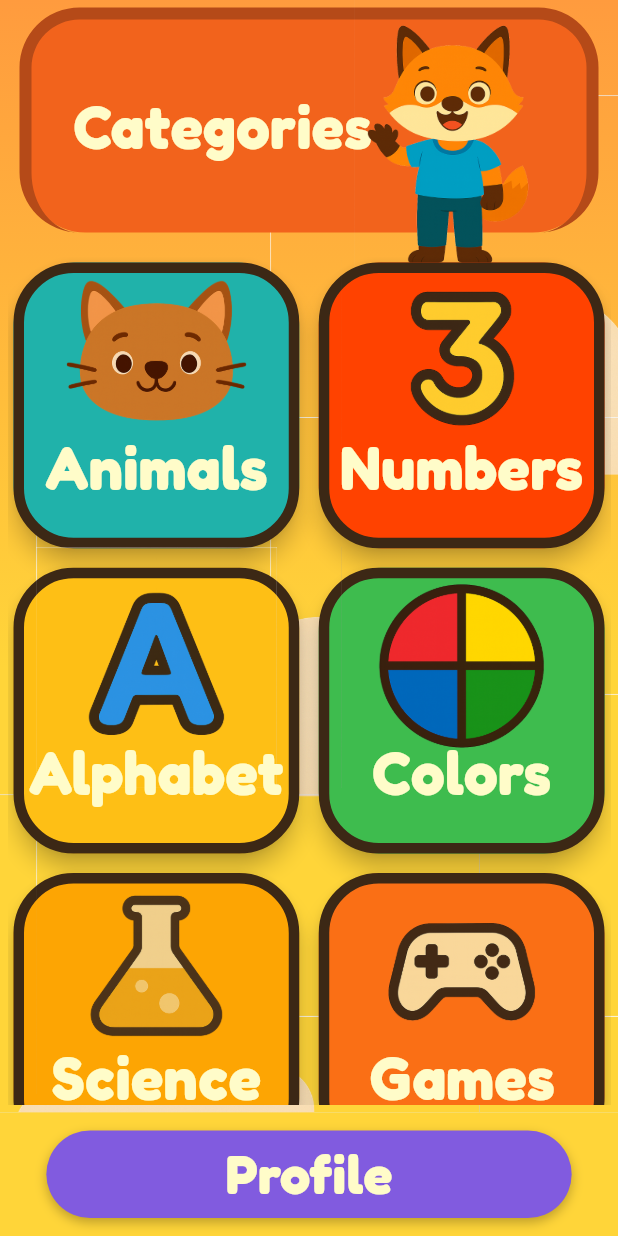
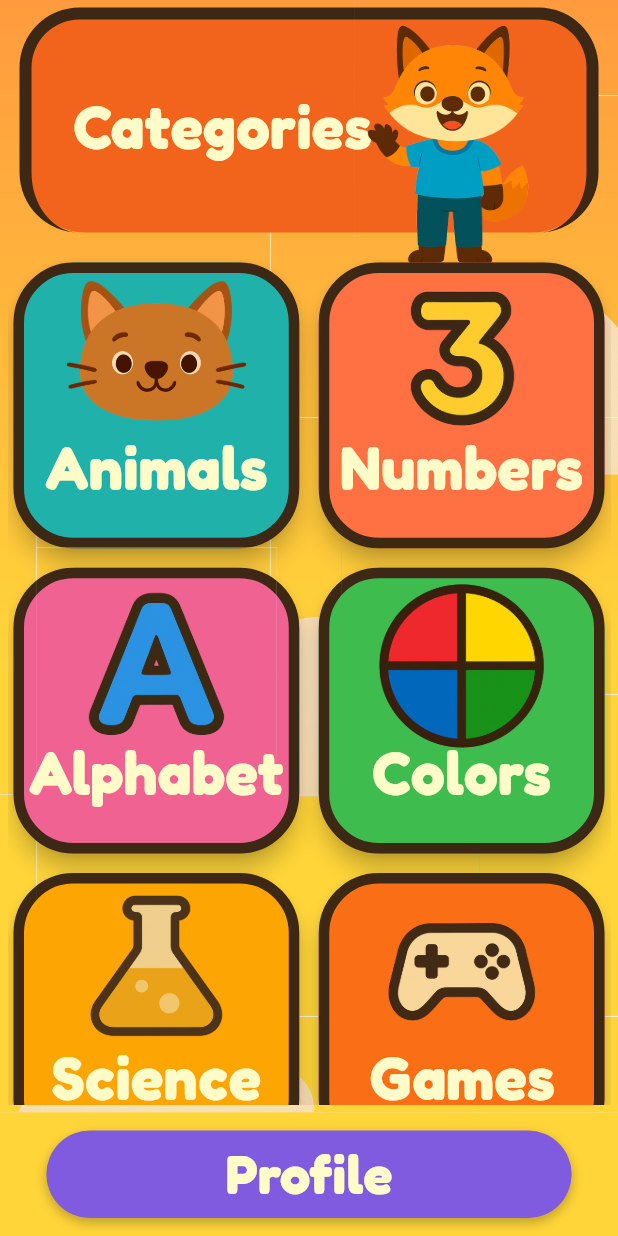
Before and after one commit to argadenil/zinzy, a Flutter app: the screen it shows after launch, on a phone screen of 412 x 824 dp. Run offline on Flutter 3.47's test engine with Material 3 defaults, Android fonts, the phone set to English and light mode, and no system bars; our stand-ins replace google_fonts.

Commit message:
colors updated

```diff
--- a/lib/screens/home.dart
+++ b/lib/screens/home.dart
@@ -60,7 +60,7 @@ class _HomeScreenState extends State<HomeScreen> {
                   HorizontalLearningCard(
                     title: 'Categories',
                     backgroundColor: const Color.fromARGB(255, 242, 99, 28),
-                    borderColor: const Color(0xffb54a18),
+                    borderColor: const Color(0xff3c2815),
                   ),
                   const SizedBox(height: 16),
                   Expanded(
@@ -124,7 +124,7 @@ class _HomeScreenState extends State<HomeScreen> {
                                     ),
                                   ),
                                   label: 'Numbers',
-                                  backgroundColor: const Color(0xffff4200),
+                                  backgroundColor: const Color(0xffFF7043),
                                   borderColor: const Color(0xff3c2815),
 
                                   fontSize: cardSize * 0.25,
@@ -139,7 +139,7 @@ class _HomeScreenState extends State<HomeScreen> {
                                     ),
                                   ),
                                   label: 'Alphabet',
-                                  backgroundColor: const Color(0xfffebf15),
+                                  backgroundColor: const Color(0xffF06292),
                                   borderColor: const Color(0xff3c2815),
 
                                   fontSize: cardSize * 0.25,
@@ -196,7 +196,7 @@ class _HomeScreenState extends State<HomeScreen> {
                                     ),
                                   ),
                                   label: 'Music',
-                                  backgroundColor: const Color(0xffffb507),
+                                  backgroundColor: const Color(0xffBA68C8),
                                   borderColor: const Color(0xff3c2815),
                                   fontSize: cardSize * 0.25,
                                 ),
```
